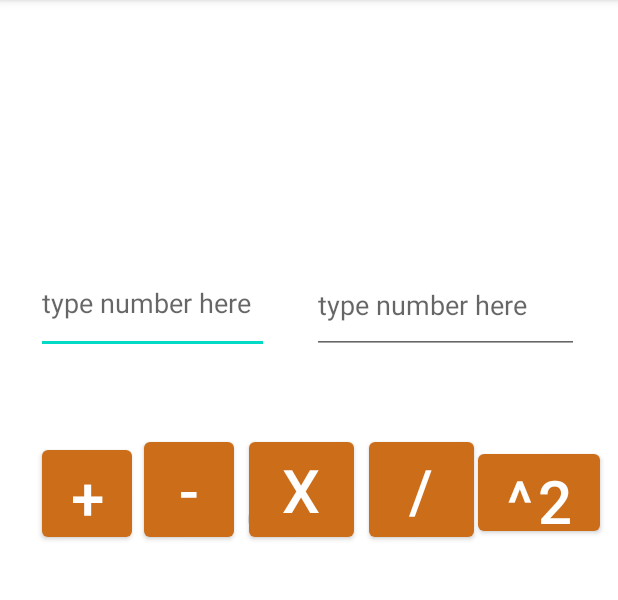
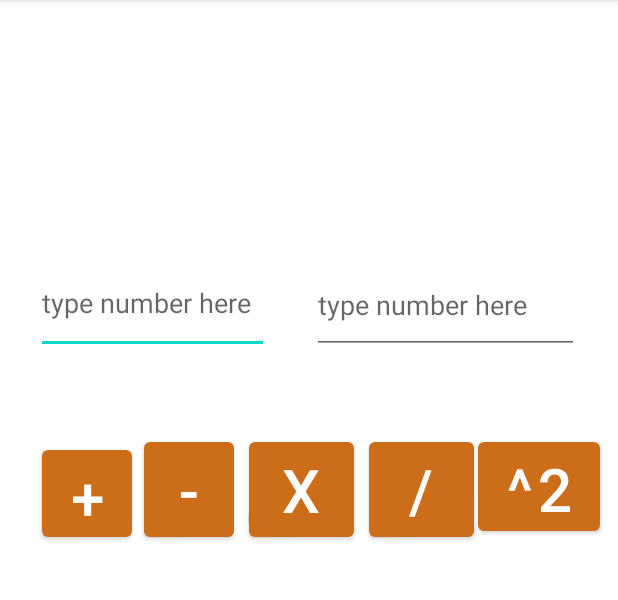
Before and after one commit to MaxMclenonn477/CalculatorApp, an Android app: the screen it shows after launch (MainActivity), after a tap on "^2", on a phone screen of 412 x 824 dp, the part 84-684 px from its top. Run offline under Robolectric (Android 15) with nearby library versions, the phone set to English and light mode, and no system bars; 2 statements that could not run were skipped; 1 other tap on this screen came first.

Commit message:
small correction

```diff
--- a/app/src/main/java/com/example/calculatorapp/MainActivity.java
+++ b/app/src/main/java/com/example/calculatorapp/MainActivity.java
@@ -32,7 +32,7 @@ public class MainActivity extends AppCompatActivity {
         //
         startActivity(intent);
     }
-
+    //
     public void findSum(View view){
         EditText numberOne = findViewById(R.id.numOne);
         EditText numberTwo = findViewById(R.id.numTwo);
@@ -80,7 +80,7 @@ public class MainActivity extends AppCompatActivity {
         numberSum.setText("" + sum);
     }
 
-    public void sqaure(View view) {
+    public void square(View view) {
         EditText numberOne = findViewById(R.id.numOne);
         EditText numberTwo = findViewById(R.id.numTwo);
         TextView numberSum = findViewById(R.id.result);
@@ -92,4 +92,6 @@ public class MainActivity extends AppCompatActivity {
 
         numberSum.setText("" + sum1 + "   " + sum2);
     }
+
+
 }
--- a/app/src/main/res/layout/activity_main.xml
+++ b/app/src/main/res/layout/activity_main.xml
@@ -94,10 +94,10 @@
     <Button
         android:id="@+id/button"
         android:layout_width="81dp"
-        android:layout_height="63dp"
+        android:layout_height="71dp"
         android:layout_marginEnd="12dp"
         android:layout_marginBottom="408dp"
-        android:onClick="sqaure"
+        android:onClick="square"
         android:text="^2"
         android:textSize="40sp"
         app:layout_constraintBottom_toBottomOf="parent"
```
